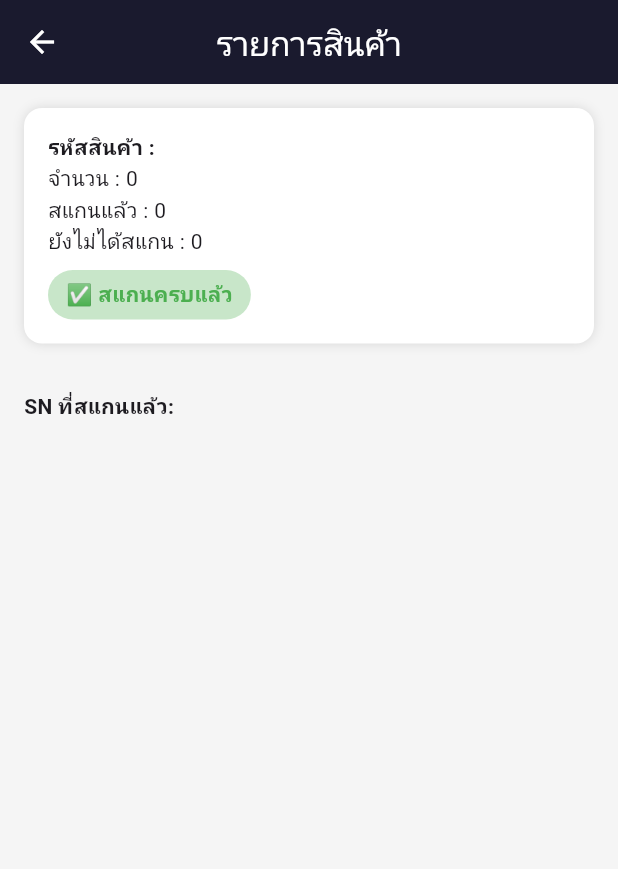
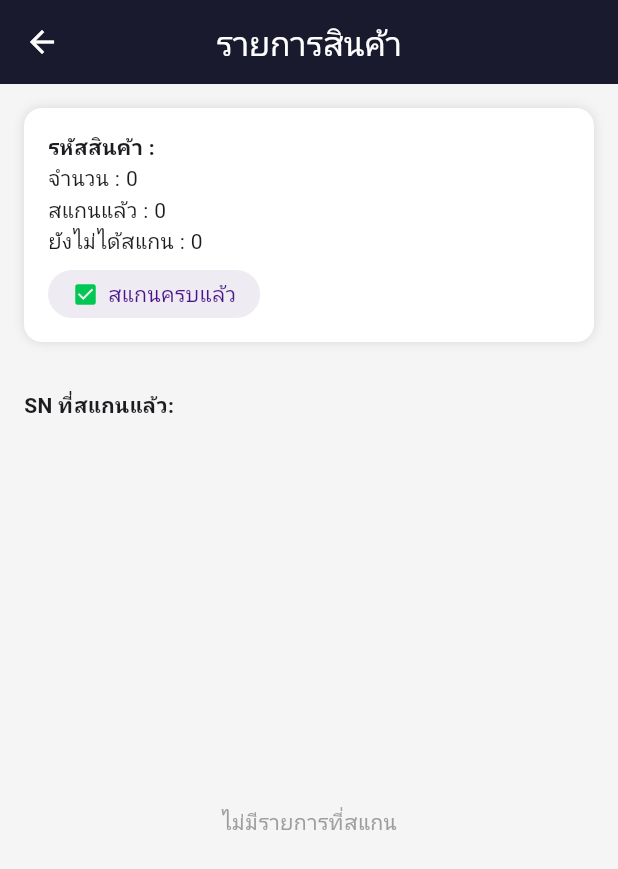
Before and after one commit to Itthxphon/flutter_application_1, a Flutter app: the ScanStockScreen screen opened directly with empty values, on a phone screen of 412 x 824 dp. Shown: the top 869 px of the screen. Run offline on Flutter 3.47's test engine with Material 3 defaults, Android fonts, the phone set to English and light mode, and no system bars; network calls fail.

Commit message:
Update 8-5-68 15:22

```diff
--- a/lib/screens/sale_orders.dart
+++ b/lib/screens/sale_orders.dart
@@ -48,7 +48,15 @@ class _SaleOrdersScreenState extends State<SaleOrdersScreen> {
       MaterialPageRoute(
         builder: (context) => PickingListScreen(orderNo: saleOrderNo),
       ),
-    );
+    ).then((_) {
+      _orders = ApiService.getOrders();
+      _orders.then((data) {
+        setState(() {
+          allOrders = data;
+          filteredOrders = data;
+        });
+      });
+    });
   }
 
   @override
--- a/lib/screens/scan_stock.dart
+++ b/lib/screens/scan_stock.dart
@@ -117,9 +117,9 @@ class _ScanStockScreenState extends State<ScanStockScreen> {
           children: [
             _buildInfoCard(scanned, remaining, isComplete),
             const SizedBox(height: 16),
-            if (!isComplete) _buildSNInput(), // ✅ ถ้าแสกนครบแล้วจะไม่โชว์
+            if (!isComplete) _buildSNInput(),
             const SizedBox(height: 16),
-            Expanded(child: _buildScannedList()), // ✅ scroll ได้
+            Expanded(child: _buildScannedList()),
           ],
         ),
       ),
@@ -128,7 +128,7 @@ class _ScanStockScreenState extends State<ScanStockScreen> {
 
   Widget _buildInfoCard(int scanned, int remaining, bool isComplete) {
     return Container(
-      width: double.infinity, // ✅ เต็มหน้าจอ
+      width: double.infinity,
       padding: const EdgeInsets.all(16),
       decoration: BoxDecoration(
         color: Colors.white,
@@ -146,16 +146,45 @@ class _ScanStockScreenState extends State<ScanStockScreen> {
           Text('สแกนแล้ว : $scanned'),
           Text('ยังไม่ได้สแกน : $remaining'),
           const SizedBox(height: 8),
-          Container(
-            padding: const EdgeInsets.symmetric(horizontal: 12, vertical: 6),
+          isComplete
+              ? Container(
+                padding: const EdgeInsets.symmetric(
+                  horizontal: 16,
+                  vertical: 6,
+                ),
                 decoration: BoxDecoration(
-              color: isComplete ? Colors.green[100] : Colors.red[100],
+                  color: const Color(0xFFEFEBF2),
+                  borderRadius: BorderRadius.circular(32),
+                ),
+                child: Row(
+                  mainAxisSize: MainAxisSize.min,
+                  children: const [
+                    Icon(Icons.check_box, color: Color(0xFF00C853), size: 18),
+                    SizedBox(width: 6),
+                    Text(
+                      'สแกนครบแล้ว',
+                      style: TextStyle(
+                        color: Color(0xFF4A148C),
+                        fontSize: 14,
+                        fontWeight: FontWeight.normal,
+                      ),
+                    ),
+                  ],
+                ),
+              )
+              : Container(
+                padding: const EdgeInsets.symmetric(
+                  horizontal: 12,
+                  vertical: 6,
+                ),
+                decoration: BoxDecoration(
+                  color: const Color.fromARGB(255, 248, 235, 236),
                   borderRadius: BorderRadius.circular(20),
                 ),
-            child: Text(
-              isComplete ? '✅ สแกนครบแล้ว' : '⌛ รอสแกน SN',
+                child: const Text(
+                  '⌛ รอสแกน SN',
                   style: TextStyle(
-                color: isComplete ? Colors.green : Colors.red,
+                    color: Color.fromARGB(255, 238, 86, 75),
                     fontWeight: FontWeight.bold,
                   ),
                 ),
@@ -202,7 +231,15 @@ class _ScanStockScreenState extends State<ScanStockScreen> {
         ),
         const SizedBox(height: 8),
         Expanded(
-          child: ListView.builder(
+          child:
+              scannedSNs.isEmpty
+                  ? const Center(
+                    child: Text(
+                      'ไม่มีรายการที่สแกน',
+                      style: TextStyle(color: Colors.grey),
+                    ),
+                  )
+                  : ListView.builder(
                     itemCount: scannedSNs.length,
                     itemBuilder: (context, index) {
                       final sn = scannedSNs[index];
@@ -218,7 +255,12 @@ class _ScanStockScreenState extends State<ScanStockScreen> {
                               padding: const EdgeInsets.all(10),
                               decoration: BoxDecoration(
                                 border: Border.all(
-                          color: const Color.fromARGB(255, 226, 221, 221),
+                                  color: const Color.fromARGB(
+                                    255,
+                                    226,
+                                    221,
+                                    221,
+                                  ),
                                 ),
                                 borderRadius: BorderRadius.circular(8),
                                 color: Colors.grey[50],
```
Lines whose indentation alone changed are shown as unchanged.
